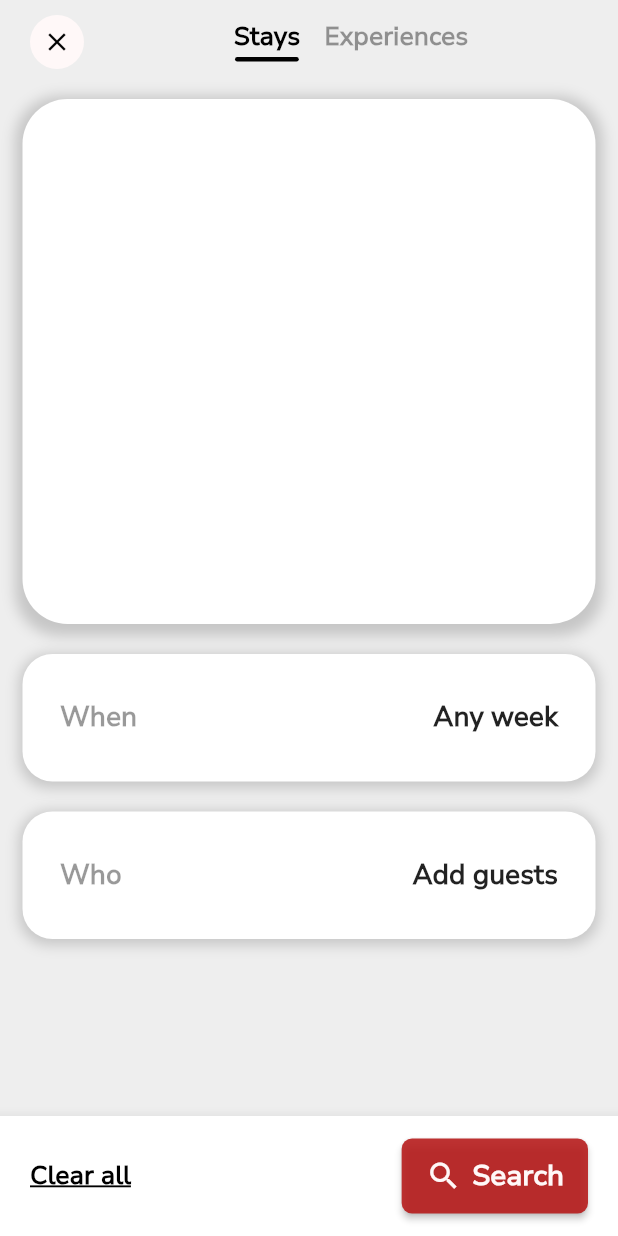
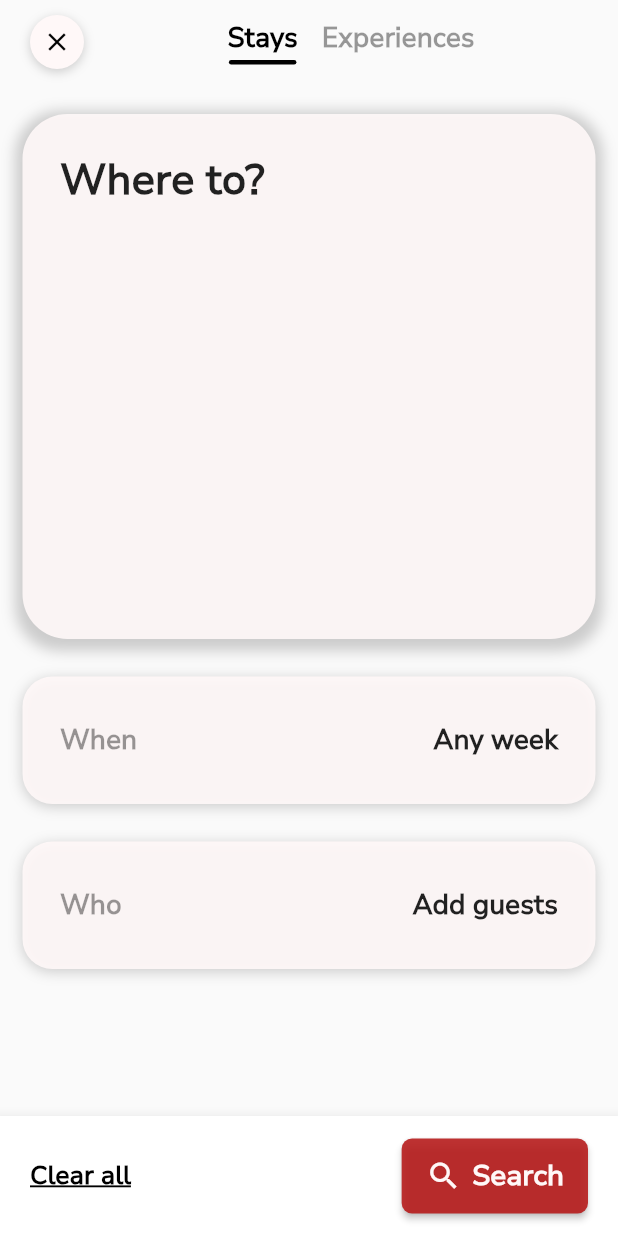
Before and after one commit to bnasare/airbnb_clone, a Flutter app: the ExploreScreen screen opened directly, on a phone screen of 412 x 824 dp. Run offline on Flutter 3.47's test engine with Material 2 defaults, Android fonts, the phone set to English and light mode, and no system bars; our stand-ins replace card_swiper, device_preview, fancy_shimmer_image, flutter_iconly, google_fonts.

Commit message:
UI updates

```diff
--- a/lib/screens/explore/screens/explore_screen.dart
+++ b/lib/screens/explore/screens/explore_screen.dart
@@ -17,7 +17,6 @@ class _ExploreScreenState extends State<ExploreScreen> {
   Widget build(BuildContext context) {
     final color = Theme.of(context).colorScheme;
     return Scaffold(
-      backgroundColor: Colors.grey[200],
       appBar: AppBar(
         backgroundColor: Colors.transparent,
         elevation: 0,
@@ -42,10 +41,34 @@ class _ExploreScreenState extends State<ExploreScreen> {
         ),
         leading: Padding(
           padding: const EdgeInsets.only(left: 20),
-          child: CircleAvatar(
-            backgroundColor: color.background,
+          // child: IconButton.filled(
+          //   style: ButtonStyle(
+          //     backgroundColor: MaterialStateProperty.all(
+          //       color.background,
+          //     ),
+          //   ),
+          //   onPressed: () {},
+          //   icon: Icon(
+          //     Icons.menu,
+          //     color: color.primary,
+          //   ),
+          // ),
+          child: Container(
+            decoration: BoxDecoration(
+              shape: BoxShape.circle,
+              color: color.background,
+              boxShadow: [
+                BoxShadow(
+                  color: Colors.grey.withOpacity(0.5),
+                  blurRadius: 5,
+                  offset: const Offset(0, 2),
+                ),
+              ],
+            ),
             child: IconButton(
-              onPressed: () {},
+              onPressed: () {
+                Navigator.canPop(context) ? Navigator.pop(context) : null;
+              },
               iconSize: 20,
               icon: Icon(
                 Icons.close,
--- a/lib/screens/explore/screens/stays_screen.dart
+++ b/lib/screens/explore/screens/stays_screen.dart
@@ -14,14 +14,15 @@ class _StaysScreenState extends State<StaysScreen> {
   Widget build(BuildContext context) {
     final color = Theme.of(context).colorScheme;
     return Padding(
-      padding: const EdgeInsets.fromLTRB(15, 10, 15, 10),
+      padding: const EdgeInsets.fromLTRB(15, 20, 15, 10),
       child: Column(
         children: [
           Container(
+            padding: const EdgeInsets.all(25),
             width: double.infinity,
             height: 350,
             decoration: BoxDecoration(
-              color: Colors.white,
+              color: color.background.withOpacity(0.9),
               borderRadius: BorderRadius.circular(30),
               boxShadow: [
                 BoxShadow(
@@ -30,6 +31,15 @@ class _StaysScreenState extends State<StaysScreen> {
                   blurRadius: 7,
                   offset: const Offset(0, 3),
                 ),
+              ],
+            ),
+            child: const Column(
+              crossAxisAlignment: CrossAxisAlignment.start,
+              children: [
+                Text(
+                  'Where to?',
+                  style: TextStyle(fontSize: 28, fontWeight: FontWeight.w600),
+                )
               ],
             ),
           ),
--- a/lib/screens/explore/widgets/category_tab.dart
+++ b/lib/screens/explore/widgets/category_tab.dart
@@ -32,7 +32,7 @@ class _ExploreTabControllerState extends State<ExploreTabController> {
     final textPainter = TextPainter(
       text: TextSpan(
         text: widget.label,
-        style: const TextStyle(fontSize: 17, fontWeight: FontWeight.w600),
+        style: const TextStyle(fontSize: 18, fontWeight: FontWeight.w600),
       ),
       maxLines: 1,
       textDirection: TextDirection.ltr,
@@ -58,7 +58,7 @@ class _ExploreTabControllerState extends State<ExploreTabController> {
                       ? color.primary
                       : color.primary.withOpacity(0.4),
                   fontWeight: FontWeight.w600,
-                  fontSize: 17,
+                  fontSize: 18,
                 ),
               ),
             ),
--- a/lib/screens/explore/widgets/custom_selection_container.dart
+++ b/lib/screens/explore/widgets/custom_selection_container.dart
@@ -16,16 +16,15 @@ class CustomSelectionContainer extends StatelessWidget {
   Widget build(BuildContext context) {
     return Container(
       padding: const EdgeInsets.symmetric(horizontal: 25),
-      margin: const EdgeInsets.only(top: 20),
+      margin: const EdgeInsets.only(top: 25),
       width: double.infinity,
       height: 85,
       decoration: BoxDecoration(
-        color: Colors.white,
+        color: Theme.of(context).colorScheme.background.withOpacity(0.9),
         borderRadius: BorderRadius.circular(20),
         boxShadow: [
           BoxShadow(
             color: Colors.grey.withOpacity(0.5),
-            spreadRadius: 2,
             blurRadius: 7,
             offset: const Offset(0, 2),
           ),
--- a/lib/screens/home/widgets/location_search_box_widget.dart
+++ b/lib/screens/home/widgets/location_search_box_widget.dart
@@ -34,7 +34,7 @@ class LocationSearchBox extends StatelessWidget {
           const SizedBox(width: 16),
           GestureDetector(
             onTap: () {
-              Navigator.pushReplacement(
+              Navigator.push(
                   context,
                   MaterialPageRoute(
                       builder: (context) => const ExploreScreen()));
```
